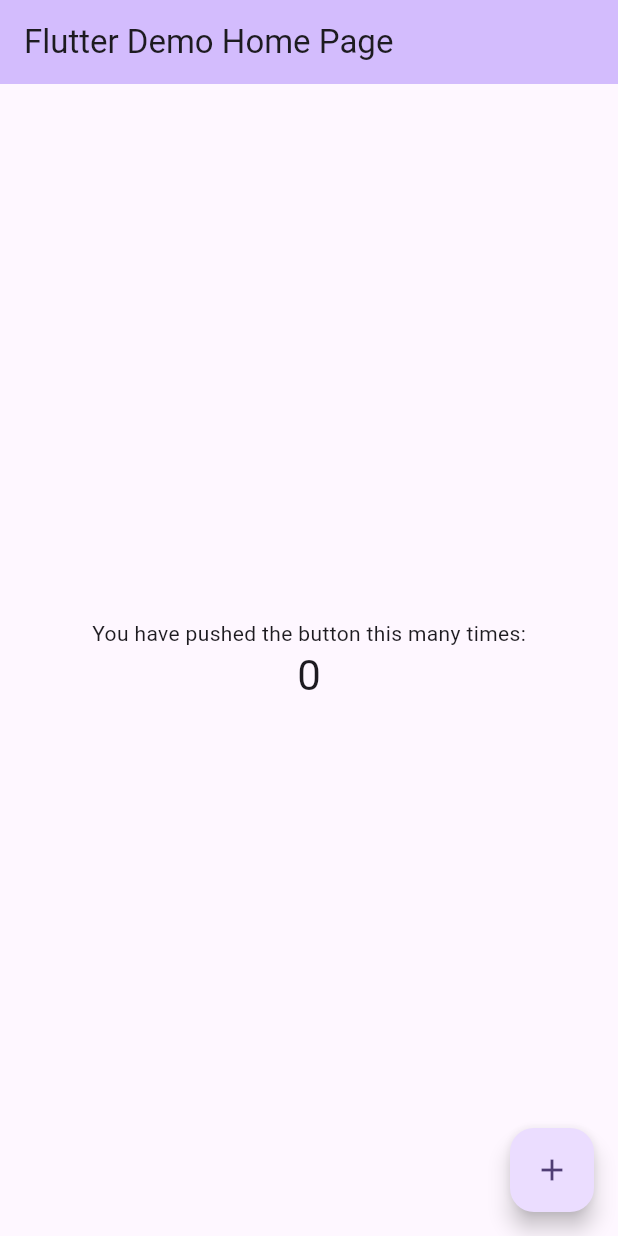
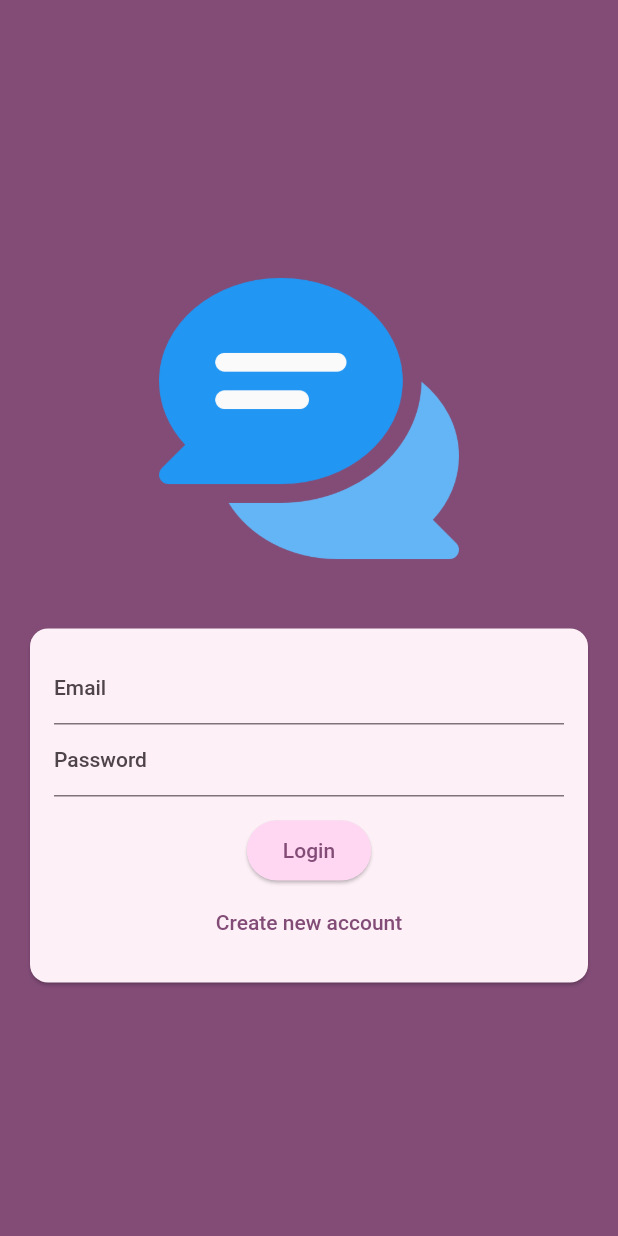
Before and after one commit to islam-ahsanul/connectly, a Flutter app: the screen it shows after launch, on a phone screen of 412 x 824 dp. Run offline on Flutter 3.47's test engine with Material 2 defaults, Android fonts, the phone set to English and light mode, and no system bars.

Commit message:
auth screen

```diff
--- a/lib/main.dart
+++ b/lib/main.dart
@@ -1,4 +1,5 @@
 import 'package:flutter/material.dart';
+import 'package:connectly/views/screens/AuthScreen.dart';
 
 void main() {
   runApp(const MyApp());
@@ -11,115 +12,15 @@ class MyApp extends StatelessWidget {
   @override
   Widget build(BuildContext context) {
     return MaterialApp(
-      title: 'Flutter Demo',
-      theme: ThemeData(
-        // This is the theme of your application.
-        //
-        // TRY THIS: Try running your application with "flutter run". You'll see
-        // the application has a blue toolbar. Then, without quitting the app,
-        // try changing the seedColor in the colorScheme below to Colors.green
-        // and then invoke "hot reload" (save your changes or press the "hot
-        // reload" button in a Flutter-supported IDE, or press "r" if you used
-        // the command line to start the app).
-        //
-        // Notice that the counter didn't reset back to zero; the application
-        // state is not lost during the reload. To reset the state, use hot
-        // restart instead.
-        //
-        // This works for code too, not just values: Most code changes can be
-        // tested with just a hot reload.
-        colorScheme: ColorScheme.fromSeed(seedColor: Colors.deepPurple),
+      title: 'Connectly',
+      theme: ThemeData().copyWith(
         useMaterial3: true,
+        colorScheme: ColorScheme.fromSeed(
+          seedColor: const Color.fromARGB(255, 177, 17, 164),
+          background: Colors.white,
+        ),
       ),
-      home: const MyHomePage(title: 'Flutter Demo Home Page'),
+      home: const AuthScreen(),
     );
   }
 }
-
-class MyHomePage extends StatefulWidget {
-  const MyHomePage({super.key, required this.title});
-
-  // This widget is the home page of your application. It is stateful, meaning
-  // that it has a State object (defined below) that contains fields that affect
-  // how it looks.
-
-  // This class is the configuration for the state. It holds the values (in this
-  // case the title) provided by the parent (in this case the App widget) and
-  // used by the build method of the State. Fields in a Widget subclass are
-  // always marked "final".
-
-  final String title;
-
-  @override
-  State<MyHomePage> createState() => _MyHomePageState();
-}
-
-class _MyHomePageState extends State<MyHomePage> {
-  int _counter = 0;
-
-  void _incrementCounter() {
-    setState(() {
-      // This call to setState tells the Flutter framework that something has
-      // changed in this State, which causes it to rerun the build method below
-      // so that the display can reflect the updated values. If we changed
-      // _counter without calling setState(), then the build method would not be
-      // called again, and so nothing would appear to happen.
-      _counter++;
-    });
-  }
-
-  @override
-  Widget build(BuildContext context) {
-    // This method is rerun every time setState is called, for instance as done
-    // by the _incrementCounter method above.
-    //
-    // The Flutter framework has been optimized to make rerunning build methods
-    // fast, so that you can just rebuild anything that needs updating rather
-    // than having to individually change instances of widgets.
-    return Scaffold(
-      appBar: AppBar(
-        // TRY THIS: Try changing the color here to a specific color (to
-        // Colors.amber, perhaps?) and trigger a hot reload to see the AppBar
-        // change color while the other colors stay the same.
-        backgroundColor: Theme.of(context).colorScheme.inversePrimary,
-        // Here we take the value from the MyHomePage object that was created by
-        // the App.build method, and use it to set our appbar title.
-        title: Text(widget.title),
-      ),
-      body: Center(
-        // Center is a layout widget. It takes a single child and positions it
-        // in the middle of the parent.
-        child: Column(
-          // Column is also a layout widget. It takes a list of children and
-          // arranges them vertically. By default, it sizes itself to fit its
-          // children horizontally, and tries to be as tall as its parent.
-          //
-          // Column has various properties to control how it sizes itself and
-          // how it positions its children. Here we use mainAxisAlignment to
-          // center the children vertically; the main axis here is the vertical
-          // axis because Columns are vertical (the cross axis would be
-          // horizontal).
-          //
-          // TRY THIS: Invoke "debug painting" (choose the "Toggle Debug Paint"
-          // action in the IDE, or press "p" in the console), to see the
-          // wireframe for each widget.
-          mainAxisAlignment: MainAxisAlignment.center,
-          children: <Widget>[
-            const Text(
-              'You have pushed the button this many times:',
-            ),
-            Text(
-              '$_counter',
-              style: Theme.of(context).textTheme.headlineMedium,
-            ),
-          ],
-        ),
-      ),
-      floatingActionButton: FloatingActionButton(
-        onPressed: _incrementCounter,
-        tooltip: 'Increment',
-        child: const Icon(Icons.add),
-      ), // This trailing comma makes auto-formatting nicer for build methods.
-    );
-  }
-}
--- a/lib/views/screens/AuthScreen.dart
+++ b/lib/views/screens/AuthScreen.dart
@@ -0,0 +1,85 @@
+import 'package:flutter/material.dart';
+
+class AuthScreen extends StatefulWidget {
+  const AuthScreen({super.key});
+
+  @override
+  State<AuthScreen> createState() => _AuthScreenState();
+}
+
+class _AuthScreenState extends State<AuthScreen> {
+  var _isLogin = true;
+  @override
+  Widget build(BuildContext context) {
+    return Scaffold(
+      backgroundColor: Theme.of(context).colorScheme.primary,
+      body: Center(
+        child: SingleChildScrollView(
+          child: Column(
+            children: [
+              Container(
+                margin: const EdgeInsets.only(
+                  top: 30,
+                  bottom: 20,
+                  left: 20,
+                  right: 20,
+                ),
+                width: 200,
+                child: Image.asset('assets/images/chat.png'),
+              ),
+              Card(
+                margin: const EdgeInsets.all(20),
+                child: SingleChildScrollView(
+                  child: Padding(
+                    padding: const EdgeInsets.all(16),
+                    child: Form(
+                        child: Column(
+                      mainAxisSize: MainAxisSize.min,
+                      children: [
+                        TextFormField(
+                          decoration: const InputDecoration(
+                            labelText: 'Email',
+                          ),
+                          keyboardType: TextInputType.emailAddress,
+                          autocorrect: false,
+                          textCapitalization: TextCapitalization.none,
+                        ),
+                        TextFormField(
+                          decoration: const InputDecoration(
+                            labelText: 'Password',
+                          ),
+                          obscureText: true,
+                        ),
+                        const SizedBox(
+                          height: 12,
+                        ),
+                        ElevatedButton(
+                          style: ElevatedButton.styleFrom(
+                            backgroundColor:
+                                Theme.of(context).colorScheme.primaryContainer,
+                          ),
+                          onPressed: () {},
+                          child: Text(_isLogin ? 'Login' : 'Signup'),
+                        ),
+                        TextButton(
+                          onPressed: () {
+                            setState(() {
+                              _isLogin = !_isLogin;
+                            });
+                          },
+                          child: Text(_isLogin
+                              ? 'Create new account'
+                              : 'Already have an account?'),
+                        ),
+                      ],
+                    )),
+                  ),
+                ),
+              ),
+            ],
+          ),
+        ),
+      ),
+    );
+  }
+}
--- a/pubspec.yaml
+++ b/pubspec.yaml
@@ -31,7 +31,6 @@ dependencies:
   flutter:
     sdk: flutter
 
-
   # The following adds the Cupertino Icons font to your application.
   # Use with the CupertinoIcons class for iOS style icons.
   cupertino_icons: ^1.0.2
@@ -52,15 +51,14 @@ dev_dependencies:
 
 # The following section is specific to Flutter packages.
 flutter:
-
   # The following line ensures that the Material Icons font is
   # included with your application, so that you can use the icons in
   # the material Icons class.
   uses-material-design: true
 
   # To add assets to your application, add an assets section, like this:
-  # assets:
-  #   - images/a_dot_burr.jpeg
+  assets:
+    - assets/images/chat.png
   #   - images/a_dot_ham.jpeg
 
   # An image asset can refer to one or more resolution-specific "variants", see
```
Also changed, not shown: assets/images/chat.png (added), lib/views/screens/ChatScreen.dart (line endings or trailing spaces).
